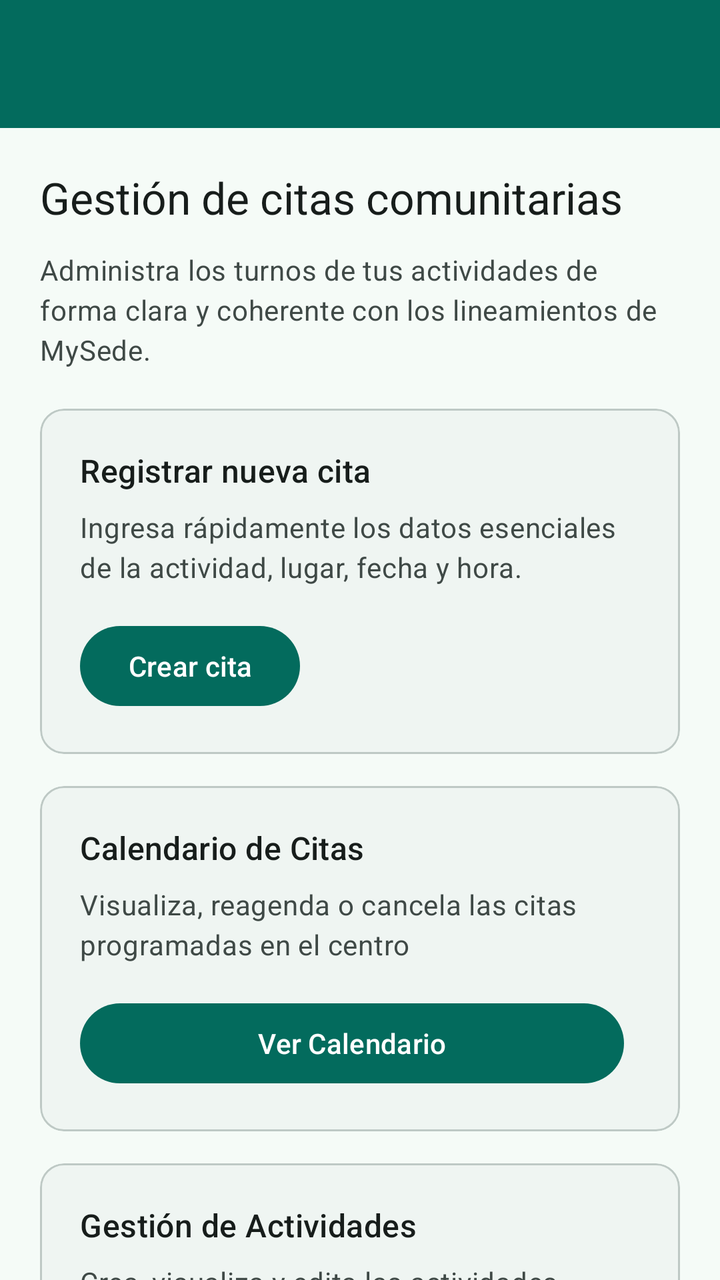
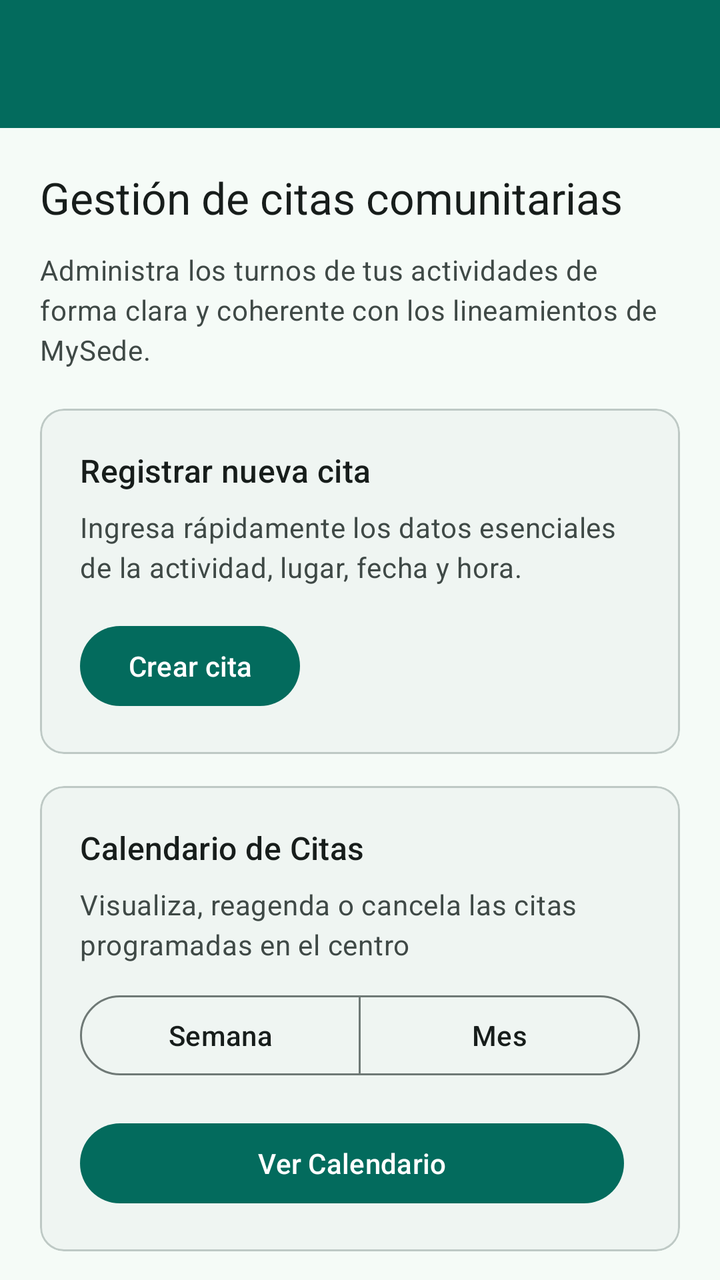

Two renders of the same Android screen: before a commit and after it. Below are the layout's source before the change and the commit's diff.
<!-- AndroidManifest.xml: application theme AppTheme -->
<!-- res/layout/activity_main.xml -->
<?xml version="1.0" encoding="utf-8"?>
<androidx.coordinatorlayout.widget.CoordinatorLayout
    xmlns:android="http://schemas.android.com/apk/res/android"
    xmlns:tools="http://schemas.android.com/tools"
    xmlns:app="http://schemas.android.com/apk/res-auto"
    android:id="@+id/main"
    android:layout_width="match_parent"
    android:layout_height="match_parent"
    android:background="@color/md_theme_surface"
    tools:context=".MainActivity">

    
    <com.google.android.material.appbar.MaterialToolbar
        android:id="@+id/toolbar"
        android:layout_width="match_parent"
        android:layout_height="wrap_content"
        android:background="@color/md_theme_primary"
        android:paddingHorizontal="16dp"
        android:paddingVertical="12dp"
        android:title="@string/app_name"
        android:titleTextColor="@color/md_theme_onPrimary"
        app:titleCentered="false" />

    
    <androidx.core.widget.NestedScrollView
        android:id="@+id/home_scroll"
        android:layout_width="match_parent"
        android:layout_height="match_parent"
        android:layout_marginTop="?attr/actionBarSize"
        android:padding="20dp"
        android:clipToPadding="false">

        <LinearLayout
            android:layout_width="match_parent"
            android:layout_height="wrap_content"
            android:orientation="vertical"
            android:dividerPadding="12dp"
            android:gravity="center_horizontal"
            android:showDividers="none">

            
            <com.google.android.material.textview.MaterialTextView
                android:id="@+id/home_title"
                style="@style/TextAppearance.Material3.TitleLarge"
                android:layout_width="match_parent"
                android:layout_height="wrap_content"
                android:text="@string/home_title"
                android:textColor="@color/md_theme_onSurface"
                android:layout_marginBottom="12dp" />

            <com.google.android.material.textview.MaterialTextView
                android:id="@+id/home_subtitle"
                style="@style/TextAppearance.Material3.BodyMedium"
                android:layout_width="match_parent"
                android:layout_height="wrap_content"
                android:text="@string/home_subtitle"
                android:textColor="@color/md_theme_onSurfaceVariant"
                android:layout_marginBottom="20dp" />

            
            
            

            
            <com.google.android.material.card.MaterialCardView
                android:id="@+id/card_crear_cita"
                android:layout_width="match_parent"
                android:layout_height="wrap_content"
                android:layout_marginBottom="16dp"
                app:cardBackgroundColor="@color/md_theme_surfaceContainerLow"
                app:strokeColor="@color/md_theme_outlineVariant"
                app:strokeWidth="1dp">

                <LinearLayout
                    android:layout_width="match_parent"
                    android:layout_height="wrap_content"
                    android:orientation="vertical"
                    android:padding="20dp">

                    <com.google.android.material.textview.MaterialTextView
                        android:id="@+id/card_crear_cita_title"
                        style="@style/TextAppearance.Material3.TitleMedium"
                        android:layout_width="wrap_content"
                        android:layout_height="wrap_content"
                        android:text="@string/home_card_create_title"
                        android:textColor="@color/md_theme_onSurface" />

                    <com.google.android.material.textview.MaterialTextView
                        android:id="@+id/card_crear_cita_body"
                        style="@style/TextAppearance.Material3.BodyMedium"
                        android:layout_width="match_parent"
                        android:layout_height="wrap_content"
                        android:layout_marginTop="8dp"
                        android:text="@string/home_card_create_body"
                        android:textColor="@color/md_theme_onSurfaceVariant" />

                    <com.google.android.material.button.MaterialButton
                        android:id="@+id/btn_ir_crear_cita"
                        style="@style/Widget.Material3.Button"
                        android:layout_width="wrap_content"
                        android:layout_height="wrap_content"
                        android:layout_marginTop="16dp"
                        android:text="@string/home_card_create_cta"
                        android:textAllCaps="false" />
                </LinearLayout>
            </com.google.android.material.card.MaterialCardView>

            
            <com.google.android.material.card.MaterialCardView
                android:id="@+id/card_calendario"
                android:layout_width="match_parent"
                android:layout_height="wrap_content"
                android:layout_marginBottom="16dp"
                app:cardBackgroundColor="@color/md_theme_surfaceContainerLow"
                app:strokeColor="@color/md_theme_outlineVariant"
                app:strokeWidth="1dp">

                <LinearLayout
                    android:layout_width="match_parent"
                    android:layout_height="wrap_content"
                    android:orientation="vertical"
                    android:padding="20dp">

                    <com.google.android.material.textview.MaterialTextView
                        android:id="@+id/card_calendario_title"
                        style="@style/TextAppearance.Material3.TitleMedium"
                        android:layout_width="wrap_content"
                        android:layout_height="wrap_content"
                        android:text="Calendario de Citas"
                        android:textColor="@color/md_theme_onSurface" />

                    <com.google.android.material.textview.MaterialTextView
                        android:id="@+id/card_calendario_body"
                        style="@style/TextAppearance.Material3.BodyMedium"
                        android:layout_width="match_parent"
                        android:layout_height="wrap_content"
                        android:layout_marginTop="8dp"
                        android:text="Visualiza, reagenda o cancela las citas programadas en el centro"
                        android:textColor="@color/md_theme_onSurfaceVariant" />

                    
                    <LinearLayout
                        android:layout_width="match_parent"
                        android:layout_height="wrap_content"
                        android:orientation="horizontal"
                        android:layout_marginTop="16dp">

                        <com.google.android.material.button.MaterialButton
                            android:id="@+id/btn_ir_calendario"
                            style="@style/Widget.Material3.Button"
                            android:layout_width="0dp"
                            android:layout_height="wrap_content"
                            android:layout_weight="1"
                            android:layout_marginEnd="8dp"
                            android:text="Ver Calendario"
                            android:textAllCaps="false" />

                        <com.google.android.material.button.MaterialButton
                            android:id="@+id/btn_ir_reagendar_cita"
                            style="@style/Widget.Material3.Button.TonalButton"
                            android:layout_width="0dp"
                            android:layout_height="wrap_content"
                            android:layout_weight="1"
                            android:layout_marginEnd="8dp"
                            android:text="Reagendar"
                            android:textAllCaps="false"
                            android:visibility="gone"
                            tools:visibility="visible" />

                        <com.google.android.material.button.MaterialButton
                            android:id="@+id/btn_ir_cancelar_cita"
                            style="@style/Widget.Material3.Button.OutlinedButton"
                            android:layout_width="0dp"
                            android:layout_height="wrap_content"
                            android:layout_weight="1"
                            android:text="Cancelar"
                            android:textAllCaps="false"
                            android:visibility="gone"
                            tools:visibility="visible" />
                    </LinearLayout>
                </LinearLayout>
            </com.google.android.material.card.MaterialCardView>

            
            
            

            
            <com.google.android.material.card.MaterialCardView
                android:id="@+id/card_gestion_actividades"
                android:layout_width="match_parent"
                android:layout_height="wrap_content"
                android:layout_marginBottom="16dp"
                app:cardBackgroundColor="@color/md_theme_surfaceContainerLow"
                app:strokeColor="@color/md_theme_outlineVariant"
                app:strokeWidth="1dp">

                <LinearLayout
                    android:layout_width="match_parent"
                    android:layout_height="wrap_content"
                    android:orientation="vertical"
                    android:padding="20dp">

                    <com.google.android.material.textview.MaterialTextView
                        android:id="@+id/card_actividades_title"
                        style="@style/TextAppearance.Material3.TitleMedium"
                        android:layout_width="wrap_content"
                        android:layout_height="wrap_content"
                        android:text="Gestión de Actividades"
                        android:textColor="@color/md_theme_onSurface" />

                    <com.google.android.material.textview.MaterialTextView
                        android:id="@+id/card_actividades_body"
                        style="@style/TextAppearance.Material3.BodyMedium"
                        android:layout_width="match_parent"
                        android:layout_height="wrap_content"
                        android:layout_marginTop="8dp"
                        android:text="Crea, visualiza y edita las actividades programadas en el centro"
                        android:textColor="@color/md_theme_onSurfaceVariant" />

                    <com.google.android.material.button.MaterialButton
                        android:id="@+id/btn_ir_actividades"
                        style="@style/Widget.Material3.Button"
                        android:layout_width="wrap_content"
                        android:layout_height="wrap_content"
                        android:layout_marginTop="16dp"
                        android:text="Ver Actividades"
                        android:textAllCaps="false" />
                </LinearLayout>
            </com.google.android.material.card.MaterialCardView>

            
            
            

            
            <com.google.android.material.card.MaterialCardView
                android:id="@+id/card_mantenedores"
                android:layout_width="match_parent"
                android:layout_height="wrap_content"
                android:layout_marginBottom="16dp"
                app:cardBackgroundColor="@color/md_theme_surfaceContainerLow"
                app:strokeColor="@color/md_theme_outlineVariant"
                app:strokeWidth="1dp">

                <LinearLayout
                    android:layout_width="match_parent"
                    android:layout_height="wrap_content"
                    android:orientation="vertical"
                    android:padding="20dp">

                    <com.google.android.material.textview.MaterialTextView
                        android:id="@+id/card_mantenedores_title"
                        style="@style/TextAppearance.Material3.TitleMedium"
                        android:layout_width="wrap_content"
                        android:layout_height="wrap_content"
                        android:text="Gestión de Mantenedores"
                        android:textColor="@color/md_theme_onSurface" />

                    <com.google.android.material.textview.MaterialTextView
                        android:id="@+id/card_mantenedores_body"
                        style="@style/TextAppearance.Material3.BodyMedium"
                        android:layout_width="match_parent"
                        android:layout_height="wrap_content"
                        android:layout_marginTop="8dp"
                        android:text="Gestiona oferentes, lugares, tipos de actividad, socios y proyectos"
                        android:textColor="@color/md_theme_onSurfaceVariant" />

                    <com.google.android.material.button.MaterialButton
                        android:id="@+id/btn_ir_mantenedores"
                        style="@style/Widget.Material3.Button"
                        android:layout_width="wrap_content"
                        android:layout_height="wrap_content"
                        android:layout_marginTop="16dp"
                        android:text="Ver Mantenedores"
                        android:textAllCaps="false" />
                </LinearLayout>
            </com.google.android.material.card.MaterialCardView>

            
            <com.google.android.material.card.MaterialCardView
                android:id="@+id/card_gestion_usuarios"
                android:layout_width="match_parent"
                android:layout_height="wrap_content"
                android:layout_marginBottom="16dp"
                app:cardBackgroundColor="@color/md_theme_surfaceContainerLow"
                app:strokeColor="@color/md_theme_outlineVariant"
                app:strokeWidth="1dp">

                <LinearLayout
                    android:layout_width="match_parent"
                    android:layout_height="wrap_content"
                    android:orientation="vertical"
                    android:padding="20dp">

                    <com.google.android.material.textview.MaterialTextView
                        android:id="@+id/card_usuarios_title"
                        style="@style/TextAppearance.Material3.TitleMedium"
                        android:layout_width="wrap_content"
                        android:layout_height="wrap_content"
                        android:text="Gestión de Usuarios y Roles"
                        android:textColor="@color/md_theme_onSurface" />

                    <com.google.android.material.textview.MaterialTextView
                        android:id="@+id/card_usuarios_body"
                        style="@style/TextAppearance.Material3.BodyMedium"
                        android:layout_width="match_parent"
                        android:layout_height="wrap_content"
                        android:layout_marginTop="8dp"
                        android:text="Administra usuarios, asigna roles y configura permisos del sistema"
                        android:textColor="@color/md_theme_onSurfaceVariant" />

                    <com.google.android.material.button.MaterialButton
                        android:id="@+id/btn_ir_gestion_usuarios"
                        style="@style/Widget.Material3.Button"
                        android:layout_width="wrap_content"
                        android:layout_height="wrap_content"
                        android:layout_marginTop="16dp"
                        android:text="Gestionar Usuarios"
                        android:textAllCaps="false" />
                </LinearLayout>
            </com.google.android.material.card.MaterialCardView>

        </LinearLayout>
    </androidx.core.widget.NestedScrollView>

</androidx.coordinatorlayout.widget.CoordinatorLayout>
<!-- resources referenced by this layout -->
<resources>
  <color name="md_theme_onPrimary">#FFFFFF</color>
  <color name="md_theme_onSurface">#171D1B</color>
  <color name="md_theme_onSurfaceVariant">#3F4946</color>
  <color name="md_theme_outlineVariant">#BEC9C5</color>
  <color name="md_theme_primary">#036B5D</color>
  <color name="md_theme_surface">#F5FBF7</color>
  <color name="md_theme_surfaceContainerLow">#EFF5F2</color>
  <string name="app_name">MySede</string>
  <string name="home_card_create_body">Ingresa rápidamente los datos esenciales de la actividad, lugar, fecha y hora.</string>
  <string name="home_card_create_cta">Crear cita</string>
  <string name="home_card_create_title">Registrar nueva cita</string>
  <string name="home_subtitle">Administra los turnos de tus actividades de forma clara y coherente con los lineamientos de MySede.</string>
  <string name="home_title">Gestión de citas comunitarias</string>
  <color name="md_theme_primaryContainer">#9FF2E0</color>
  <color name="md_theme_onPrimaryContainer">#005045</color>
  <color name="md_theme_secondary">#016B5D</color>
  <color name="md_theme_onSecondary">#FFFFFF</color>
  <color name="md_theme_secondaryContainer">#9FF2E1</color>
  <color name="md_theme_onSecondaryContainer">#005046</color>
  <color name="md_theme_tertiary">#016B5D</color>
  <color name="md_theme_onTertiary">#FFFFFF</color>
  <color name="md_theme_tertiaryContainer">#9FF2E1</color>
  <color name="md_theme_onTertiaryContainer">#005046</color>
  <color name="md_theme_error">#BA1A1A</color>
  <color name="md_theme_onError">#FFFFFF</color>
  <color name="md_theme_errorContainer">#FFDAD6</color>
  <color name="md_theme_onErrorContainer">#93000A</color>
  <color name="md_theme_background">#F5FBF7</color>
  <color name="md_theme_onBackground">#171D1B</color>
  <color name="md_theme_surfaceVariant">#DAE5E1</color>
  <color name="md_theme_outline">#6F7976</color>
  <color name="md_theme_inverseSurface">#2B3230</color>
  <color name="md_theme_inverseOnSurface">#ECF2EF</color>
  <color name="md_theme_inversePrimary">#84D5C4</color>
  <color name="md_theme_primaryFixed">#9FF2E0</color>
  <color name="md_theme_onPrimaryFixed">#00201B</color>
  <color name="md_theme_primaryFixedDim">#84D5C4</color>
  <color name="md_theme_onPrimaryFixedVariant">#005045</color>
  <color name="md_theme_secondaryFixed">#9FF2E1</color>
  <color name="md_theme_onSecondaryFixed">#00201B</color>
  <color name="md_theme_secondaryFixedDim">#83D5C5</color>
  <color name="md_theme_onSecondaryFixedVariant">#005046</color>
  <color name="md_theme_tertiaryFixed">#9FF2E1</color>
  <color name="md_theme_onTertiaryFixed">#00201B</color>
  <color name="md_theme_tertiaryFixedDim">#83D5C5</color>
  <color name="md_theme_onTertiaryFixedVariant">#005046</color>
  <color name="md_theme_surfaceDim">#D5DBD8</color>
  <color name="md_theme_surfaceBright">#F5FBF7</color>
  <color name="md_theme_surfaceContainerLowest">#FFFFFF</color>
  <color name="md_theme_surfaceContainer">#E9EFEC</color>
  <color name="md_theme_surfaceContainerHigh">#E3EAE6</color>
  <color name="md_theme_surfaceContainerHighest">#DEE4E1</color>
  <!-- unchanged entries left out for length: 1 -->
</resources>

<!-- the commit's change to res/layout/activity_main.xml (unified diff, before → after) -->
@@ -137,6 +137,32 @@
                         android:layout_marginTop="8dp"
                         android:text="Visualiza, reagenda o cancela las citas programadas en el centro"
                         android:textColor="@color/md_theme_onSurfaceVariant" />
+                    <com.google.android.material.button.MaterialButtonToggleGroup
+                        android:id="@+id/calendar_mode_toggle"
+                        android:layout_width="match_parent"
+                        android:layout_height="wrap_content"
+                        android:layout_marginTop="12dp"
+                        app:singleSelection="true">
+
+                        <com.google.android.material.button.MaterialButton
+                            android:id="@+id/calendar_mode_week"
+                            style="@style/Widget.Material3.Button.OutlinedButton"
+                            android:layout_width="0dp"
+                            android:layout_height="wrap_content"
+                            android:layout_weight="1"
+                            android:text="@string/calendario_toggle_semana"
+                            android:textAllCaps="false" />
+
+                        <com.google.android.material.button.MaterialButton
+                            android:id="@+id/calendar_mode_month"
+                            style="@style/Widget.Material3.Button.OutlinedButton"
+                            android:layout_width="0dp"
+                            android:layout_height="wrap_content"
+                            android:layout_weight="1"
+                            android:text="@string/calendario_toggle_mes"
+                            android:textAllCaps="false" />
+                    </com.google.android.material.button.MaterialButtonToggleGroup>
+
 
                     
                     <LinearLayout
<!-- resource entries referenced after the edit -->
@@ -8,6 +8,8 @@
   <color name="md_theme_surface">#F5FBF7</color>
   <color name="md_theme_surfaceContainerLow">#EFF5F2</color>
   <string name="app_name">MySede</string>
+  <string name="calendario_toggle_mes">Mes</string>
+  <string name="calendario_toggle_semana">Semana</string>
   <string name="home_card_create_body">Ingresa rápidamente los datos esenciales de la actividad, lugar, fecha y hora.</string>
   <string name="home_card_create_cta">Crear cita</string>
   <string name="home_card_create_title">Registrar nueva cita</string>
